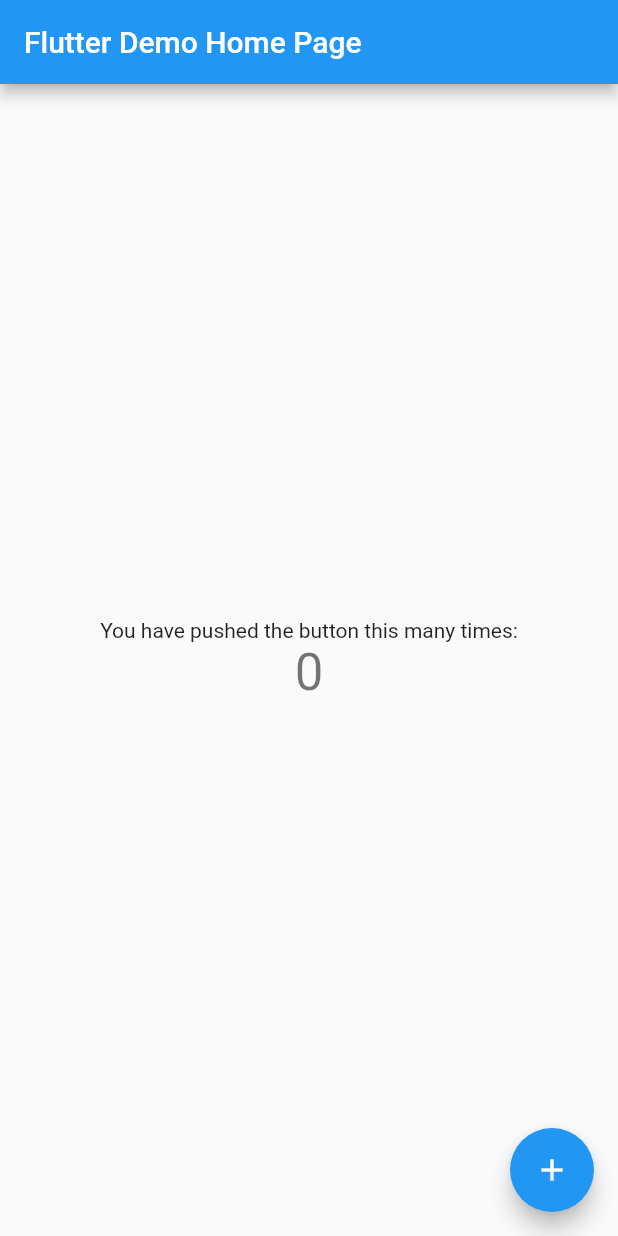
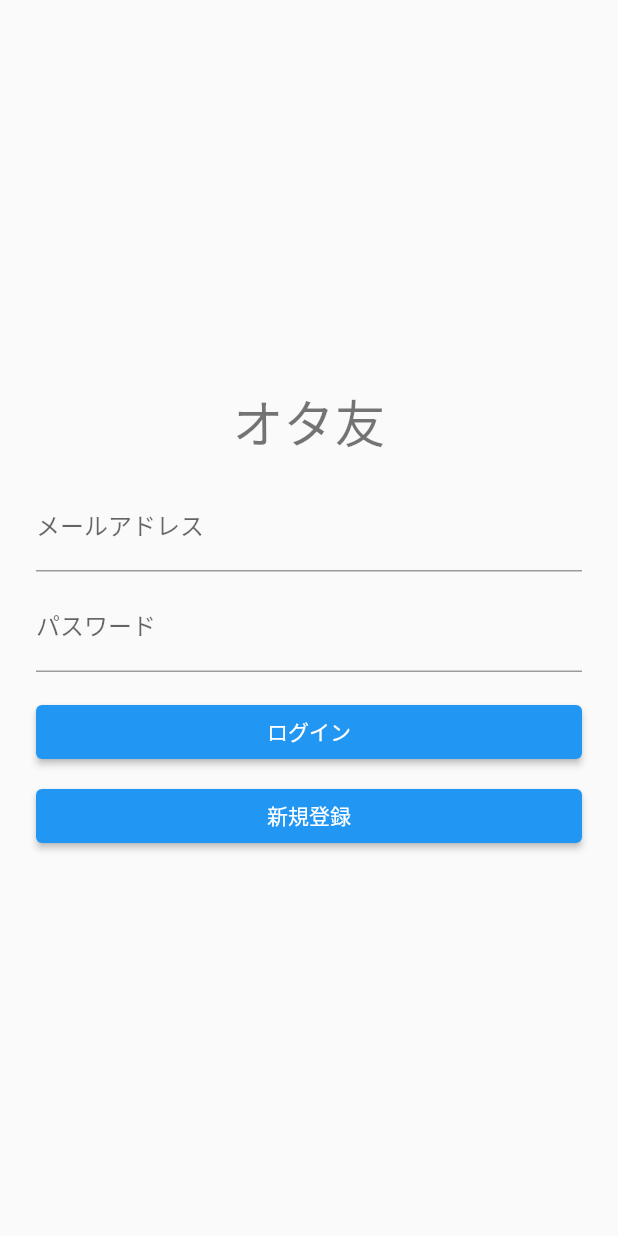
Before and after one commit to haku-noir/otaku-friends, a Flutter app: the screen it shows after launch, on a phone screen of 412 x 824 dp. Run offline on Flutter 3.47's test engine with Material 2 defaults, Android fonts, the phone set to English and light mode, and no system bars.

Commit message:
add: LoginScreen

```diff
--- /dev/null
+++ b/lib/login.dart
@@ -0,0 +1,65 @@
+import 'package:flutter/material.dart';
+
+class LoginScreen extends StatefulWidget {
+  const LoginScreen({super.key, required this.title});
+
+  final String title;
+
+  @override
+  State<LoginScreen> createState() => _LoginScreenState();
+}
+
+class _LoginScreenState extends State<LoginScreen> {
+  @override
+  Widget build(BuildContext context) {
+    return Scaffold(
+        body: Center(
+          child: Padding(
+            padding: const EdgeInsets.symmetric(horizontal: 24),
+            // Columnを使い縦に並べる
+            child: Column(
+              mainAxisAlignment: MainAxisAlignment.center,
+              children: [
+                // タイトル
+                Text(
+                  widget.title,
+                  style: Theme.of(context).textTheme.headline4,
+                ),
+                const SizedBox(height: 16),
+                // 入力フォーム（メールアドレス）
+                TextFormField(
+                  decoration: const InputDecoration(labelText: 'メールアドレス'),
+                  keyboardType: TextInputType.emailAddress,
+                ),
+                const SizedBox(height: 8),
+                // 入力フォーム（パスワード）
+                TextFormField(
+                  decoration: const InputDecoration(labelText: 'パスワード'),
+                  keyboardType: TextInputType.visiblePassword,
+                  obscureText: true,
+                ),
+                const SizedBox(height: 16),
+                SizedBox(
+                  width:double.infinity,
+                  // ボタン（ログイン）
+                  child: ElevatedButton(
+                    onPressed: ()=>{},
+                    child: const Text('ログイン'),
+                  ),
+                ),
+                const SizedBox(height: 8),
+                SizedBox(
+                  width: double.infinity,
+                  // ボタン（新規登録）
+                  child: ElevatedButton(
+                    onPressed: ()=>{},
+                    child: const Text('新規登録'),
+                  ),
+                ),
+              ],
+            ),
+          ),
+        ),
+    );
+  }
+}
--- a/lib/main.dart
+++ b/lib/main.dart
@@ -1,4 +1,5 @@
 import 'package:flutter/material.dart';
+import 'login.dart';
 
 void main() {
   runApp(const MyApp());
@@ -11,105 +12,11 @@ class MyApp extends StatelessWidget {
   @override
   Widget build(BuildContext context) {
     return MaterialApp(
-      title: 'Flutter Demo',
+      title: 'オタ友',
       theme: ThemeData(
-        // This is the theme of your application.
-        //
-        // Try running your application with "flutter run". You'll see the
-        // application has a blue toolbar. Then, without quitting the app, try
-        // changing the primarySwatch below to Colors.green and then invoke
-        // "hot reload" (press "r" in the console where you ran "flutter run",
-        // or simply save your changes to "hot reload" in a Flutter IDE).
-        // Notice that the counter didn't reset back to zero; the application
-        // is not restarted.
         primarySwatch: Colors.blue,
       ),
-      home: const MyHomePage(title: 'Flutter Demo Home Page'),
+      home: const LoginScreen(title: 'オタ友'),
     );
   }
 }
-
-class MyHomePage extends StatefulWidget {
-  const MyHomePage({super.key, required this.title});
-
-  // This widget is the home page of your application. It is stateful, meaning
-  // that it has a State object (defined below) that contains fields that affect
-  // how it looks.
-
-  // This class is the configuration for the state. It holds the values (in this
-  // case the title) provided by the parent (in this case the App widget) and
-  // used by the build method of the State. Fields in a Widget subclass are
-  // always marked "final".
-
-  final String title;
-
-  @override
-  State<MyHomePage> createState() => _MyHomePageState();
-}
-
-class _MyHomePageState extends State<MyHomePage> {
-  int _counter = 0;
-
-  void _incrementCounter() {
-    setState(() {
-      // This call to setState tells the Flutter framework that something has
-      // changed in this State, which causes it to rerun the build method below
-      // so that the display can reflect the updated values. If we changed
-      // _counter without calling setState(), then the build method would not be
-      // called again, and so nothing would appear to happen.
-      _counter++;
-    });
-  }
-
-  @override
-  Widget build(BuildContext context) {
-    // This method is rerun every time setState is called, for instance as done
-    // by the _incrementCounter method above.
-    //
-    // The Flutter framework has been optimized to make rerunning build methods
-    // fast, so that you can just rebuild anything that needs updating rather
-    // than having to individually change instances of widgets.
-    return Scaffold(
-      appBar: AppBar(
-        // Here we take the value from the MyHomePage object that was created by
-        // the App.build method, and use it to set our appbar title.
-        title: Text(widget.title),
-      ),
-      body: Center(
-        // Center is a layout widget. It takes a single child and positions it
-        // in the middle of the parent.
-        child: Column(
-          // Column is also a layout widget. It takes a list of children and
-          // arranges them vertically. By default, it sizes itself to fit its
-          // children horizontally, and tries to be as tall as its parent.
-          //
-          // Invoke "debug painting" (press "p" in the console, choose the
-          // "Toggle Debug Paint" action from the Flutter Inspector in Android
-          // Studio, or the "Toggle Debug Paint" command in Visual Studio Code)
-          // to see the wireframe for each widget.
-          //
-          // Column has various properties to control how it sizes itself and
-          // how it positions its children. Here we use mainAxisAlignment to
-          // center the children vertically; the main axis here is the vertical
-          // axis because Columns are vertical (the cross axis would be
-          // horizontal).
-          mainAxisAlignment: MainAxisAlignment.center,
-          children: <Widget>[
-            const Text(
-              'You have pushed the button this many times:',
-            ),
-            Text(
-              '$_counter',
-              style: Theme.of(context).textTheme.headline4,
-            ),
-          ],
-        ),
-      ),
-      floatingActionButton: FloatingActionButton(
-        onPressed: _incrementCounter,
-        tooltip: 'Increment',
-        child: const Icon(Icons.add),
-      ), // This trailing comma makes auto-formatting nicer for build methods.
-    );
-  }
-}
```
